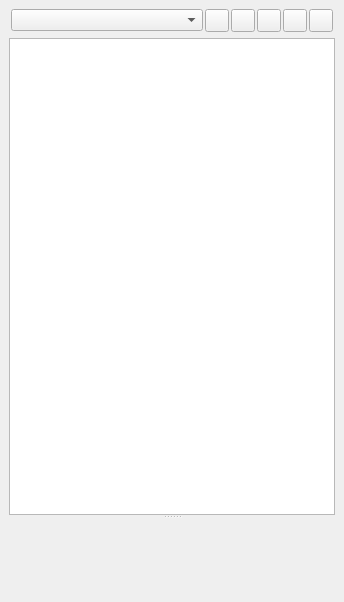
The window that geogig/ui/navigatordialog.ui (boundlessgeo/qgis-geogiglight-plugin) describes before a commit, drawn with Qt 5.
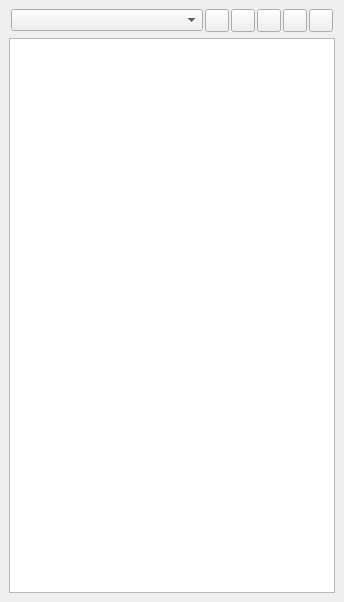
The same window after the commit.

Commit message: do not show history panel in main dock window

The edit to the form file:
```diff
--- a/geogig/ui/navigatordialog.ui
+++ b/geogig/ui/navigatordialog.ui
@@ -20,7 +20,7 @@
    <string>&amp;GeoGig Navigator</string>
   </property>
   <widget class="QWidget" name="dockWidgetContents">
-   <layout class="QVBoxLayout" name="verticalLayout_2">
+   <layout class="QVBoxLayout" name="verticalLayout">
     <item>
      <widget class="QWidget" name="filterWidget" native="true">
       <layout class="QHBoxLayout" name="horizontalLayout">
@@ -120,13 +120,6 @@
      </widget>
     </item>
     <item>
-     <widget class="QSplitter" name="splitter">
-      <property name="orientation">
-       <enum>Qt::Vertical</enum>
-      </property>
-      <widget class="QWidget" name="layoutWidget">
-       <layout class="QVBoxLayout" name="verticalLayout">
-        <item>
          <widget class="QTreeWidget" name="repoTree">
           <property name="contextMenuPolicy">
            <enum>Qt::CustomContextMenu</enum>
@@ -154,11 +147,6 @@
             <string notr="true">1</string>
            </property>
           </column>
-         </widget>
-        </item>
-       </layout>
-      </widget>
-      <widget class="QWidget" name="versionsWidget" native="true"/>
      </widget>
     </item>
    </layout>
```
Left out of the diff: 11 changed lines with no effect on the pictures. Lines whose indentation alone changed are shown as unchanged. The commit also changes 3 other files.
